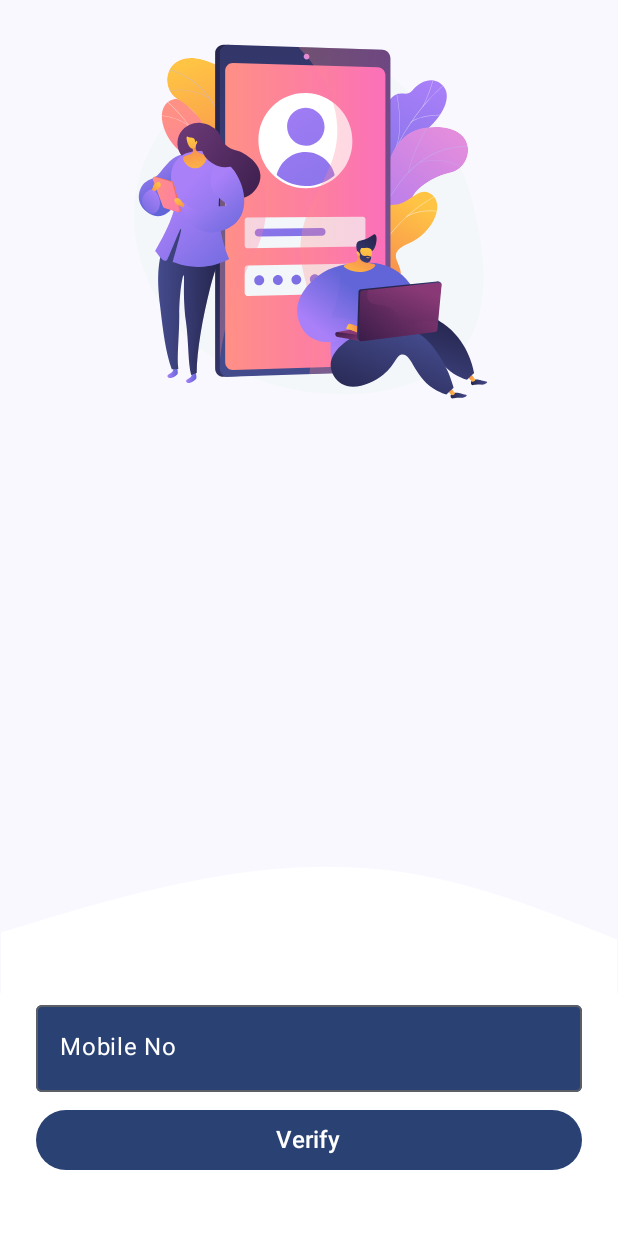
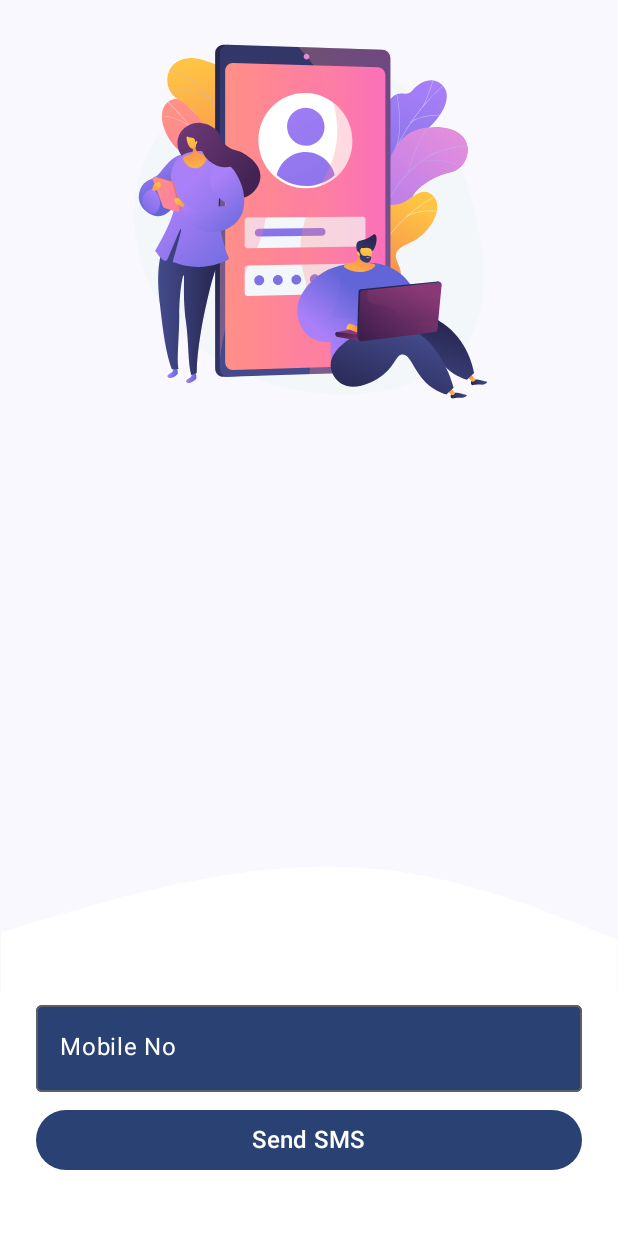
Before and after one commit to ifshaulhaque/LumazaarBusiness, an Android app built with Jetpack Compose: the screen it shows after launch (OnboardingActivity), on a phone screen of 412 x 824 dp. Run offline under Robolectric (Android 15) with nearby library versions, the phone set to English and light mode, and no system bars; our stand-ins replace Dagger/Hilt's generated code.

Commit message:
verfying sms

```diff
--- a/app/src/main/AndroidManifest.xml
+++ b/app/src/main/AndroidManifest.xml
@@ -4,6 +4,7 @@
 
     <uses-feature android:name="android.hardware.telephony" android:required="true"/>
     <uses-permission android:name="android.permission.SEND_SMS"/>
+    <uses-permission android:name="android.permission.READ_SMS"/>
 
     <application
         android:name=".MyApplication"
--- a/app/src/main/java/com/example/lumazaarbusiness/screens/onboarding/OnboardingActivity.kt
+++ b/app/src/main/java/com/example/lumazaarbusiness/screens/onboarding/OnboardingActivity.kt
@@ -1,9 +1,11 @@
 package com.example.lumazaarbusiness.screens.onboarding
 
+import android.Manifest
 import android.os.Bundle
 import androidx.activity.ComponentActivity
 import androidx.activity.compose.setContent
 import androidx.activity.enableEdgeToEdge
+import androidx.activity.result.contract.ActivityResultContracts
 import androidx.compose.material3.Scaffold
 import androidx.navigation.compose.rememberNavController
 import com.example.lumazaarbusiness.ui.theme.LumazaarBusinessTheme
@@ -11,12 +13,23 @@ import dagger.hilt.android.AndroidEntryPoint
 
 @AndroidEntryPoint
 class OnboardingActivity: ComponentActivity() {
+    private val requestPermissionLauncher = registerForActivityResult(
+        ActivityResultContracts.RequestPermission()
+    ) { isGranted: Boolean ->
+        if (isGranted) {
+            // Permission is granted. Continue with SMS reading.
+        } else {
+            // Permission is denied. Inform the user about the requirement.
+        }
+    }
+
     override fun onCreate(savedInstanceState: Bundle?) {
         super.onCreate(savedInstanceState)
         enableEdgeToEdge()
         setContent {
             LumazaarBusinessTheme {
                 Scaffold { innerPadding ->
+                    requestPermissionLauncher.launch(Manifest.permission.READ_SMS)
                     OnboardingNavGraph(navController = rememberNavController())
                 }
             }
--- a/app/src/main/res/values/strings.xml
+++ b/app/src/main/res/values/strings.xml
@@ -4,6 +4,7 @@
     <string name="login">"Login"</string>
     <string name="sign_up">"Sign Up"</string>
     <string name="verify">"Verify"</string>
+    <string name="verifying">"Verifying"</string>
     <string name="mobile_no">"Mobile No"</string>
     <string name="invalid">"Invalid"</string>
     <string name="incorrect_pin">"Incorrect Pin"</string>
@@ -11,4 +12,5 @@
     <string name="pin">"Pin"</string>
     <string name="continue_text">"Continue"</string>
     <string name="skip">"Skip"</string>
+    <string name="send_sms">"Send SMS"</string>
 </resources>
```
Also changed, not shown: app/src/main/java/com/example/lumazaarbusiness/screens/onboarding/OnboardingViewModel.kt (+22 -0 lines), app/src/main/java/com/example/lumazaarbusiness/screens/onboarding/mobile_no_screen/MobileNoScreen.kt (+50 -3 lines).
